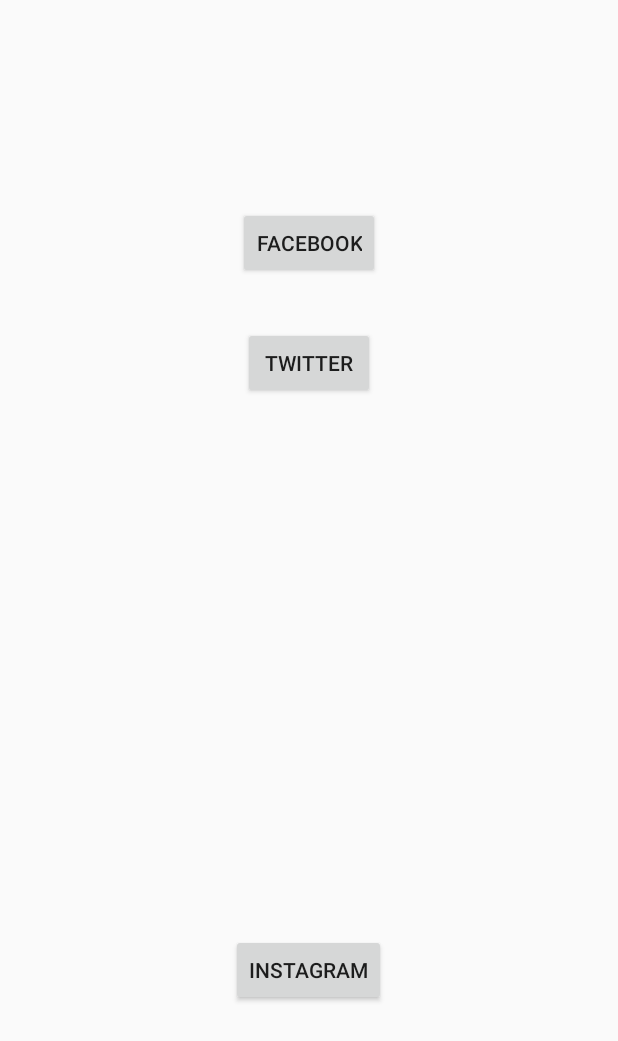
After one commit to MarloweWhite/FanEngagementApp, an Android app: the layout fragment_share.xml on its own in the app's theme, with its tools: preview values and no code run, on a phone screen of 412 x 824 dp. The commit adds this screen. Shown: the top 1041 px of the screen. Run offline under Robolectric (Android 15) with nearby library versions, the phone set to English and light mode, and no system bars.

Commit message:
Added ability to share on Facebook, will add twitter and instagram in coming hours/weeks

```diff
--- a/app/build.gradle
+++ b/app/build.gradle
@@ -43,6 +43,10 @@
     implementation 'com.firebaseui:firebase-ui-storage:0.6.0'
     implementation 'de.hdodenhof:circleimageview:2.2.0'
     implementation 'com.theartofdev.edmodo:android-image-cropper:2.7.+'
+    implementation 'com.facebook.android:facebook-share:[4,5)'
+    implementation ('com.twitter.sdk.android:twitter:1.8.0@aar'){
+        transitive = true;
+    }
 
 
 }
--- a/app/src/main/AndroidManifest.xml
+++ b/app/src/main/AndroidManifest.xml
@@ -111,6 +111,10 @@
 
         <activity android:name="com.theartofdev.edmodo.cropper.CropImageActivity"
             android:theme="@style/Base.Theme.AppCompat"/>
+
+        <provider android:authorities="com.facebook.app.FacebookContentProvider{2085263448387106}"
+            android:name="com.facebook.FacebookContentProvider"
+            android:exported="true"/>
     </application>
 
 </manifest>
--- a/app/src/main/java/com/example/marlowe/roarsports/ActivityHome.java
+++ b/app/src/main/java/com/example/marlowe/roarsports/ActivityHome.java
@@ -197,6 +197,10 @@
                     startActivity(new Intent(Intent.ACTION_VIEW,
                             Uri.parse("http://play.google.com/store/apps/details?id=" + context.getPackageName())));
                 }
+            case R.id.share:
+                getSupportFragmentManager().beginTransaction().replace(R.id.fragment_container,
+                        new FragmentShare()).commit();
+                break;
         }
         mDrawerLayout.closeDrawer(GravityCompat.START);
         return true;
--- /dev/null
+++ b/app/src/main/res/layout/fragment_share.xml
@@ -0,0 +1,33 @@
+<?xml version="1.0" encoding="utf-8"?>
+<RelativeLayout
+    xmlns:android="http://schemas.android.com/apk/res/android"
+    android:layout_width="match_parent"
+    android:layout_height="match_parent">
+
+    <Button
+        android:id="@+id/facebookShare"
+        android:layout_width="wrap_content"
+        android:layout_height="wrap_content"
+        android:layout_alignParentTop="true"
+        android:layout_centerHorizontal="true"
+        android:layout_marginTop="138dp"
+        android:text="Facebook" />
+
+    <Button
+        android:id="@+id/twitterShare"
+        android:layout_width="wrap_content"
+        android:layout_height="wrap_content"
+        android:layout_alignParentTop="true"
+        android:layout_centerHorizontal="true"
+        android:layout_marginTop="218dp"
+        android:text="Twitter" />
+
+    <Button
+        android:id="@+id/instaShare"
+        android:layout_width="wrap_content"
+        android:layout_height="wrap_content"
+        android:layout_alignParentBottom="true"
+        android:layout_centerHorizontal="true"
+        android:layout_marginBottom="153dp"
+        android:text="Instagram" />
+</RelativeLayout>
--- a/app/src/main/res/menu/navigation_menu.xml
+++ b/app/src/main/res/menu/navigation_menu.xml
@@ -58,4 +58,8 @@
         android:icon="@drawable/ic_rate"
         />
 
+    <item android:id="@+id/share"
+        android:title="Share"
+        />
+
 </menu>
```
Also changed, not shown: app/src/main/java/com/example/marlowe/roarsports/FragmentShare.java (added, +82 -0 lines).
